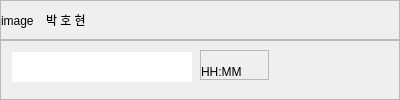
This is UI/other_addchat.ui in ParkHoHyeon0921/T4_WIAProject as Qt 5 draws it before an edit. The edited form follows.
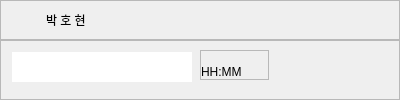
This is the edited form.

What changed in the file:
```diff
--- a/UI/other_addchat.ui
+++ b/UI/other_addchat.ui
@@ -113,7 +113,7 @@
           </size>
          </property>
          <property name="text">
-          <string>image</string>
+          <string/>
          </property>
         </widget>
        </item>
```
Left out of the diff: 4 changed lines with no effect on the pictures.
